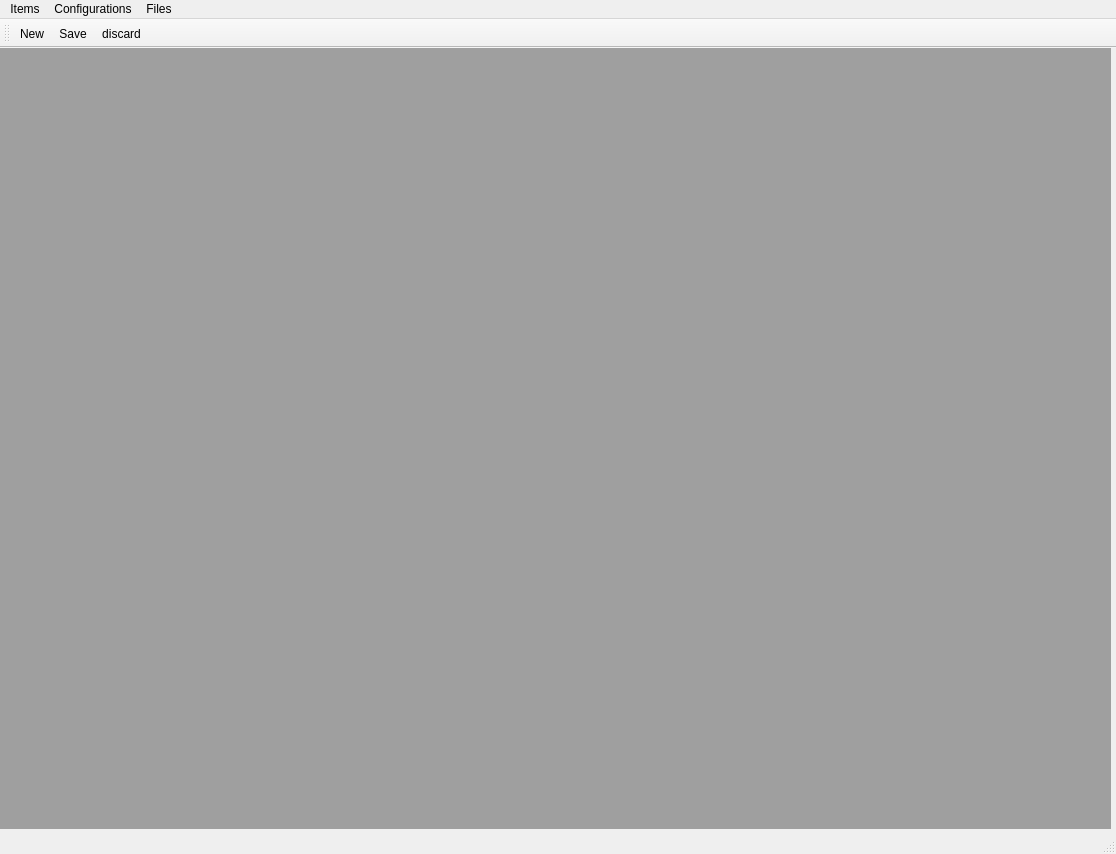
cdefaz08/WMS, file WMS_System/UI/MainWindow.ui: the form before one commit.
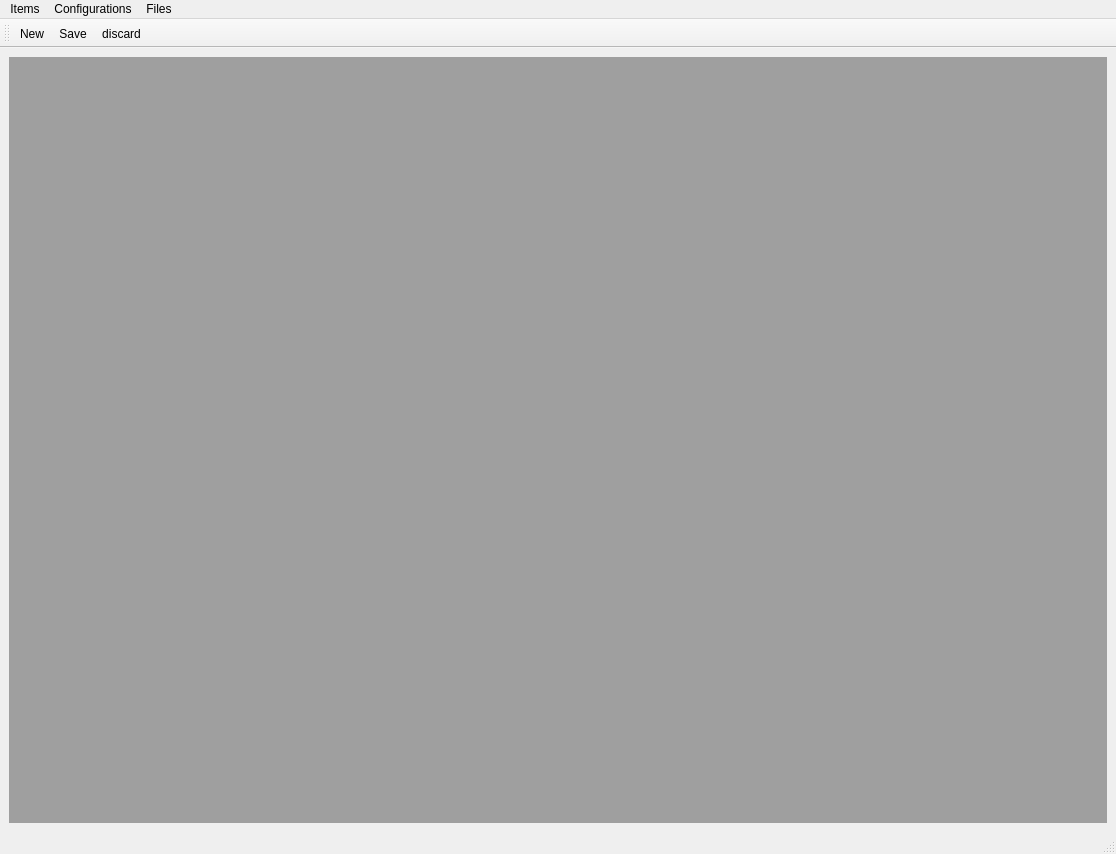
The form after the commit.

Commit message: Updated MDI Area

```diff
--- a/WMS_System/UI/MainWindow.ui
+++ b/WMS_System/UI/MainWindow.ui
@@ -14,16 +14,11 @@
    <string>MainWindow</string>
   </property>
   <widget class="QWidget" name="centralwidget">
-   <widget class="QMdiArea" name="mdiArea">
-    <property name="geometry">
-     <rect>
-      <x>0</x>
-      <y>0</y>
-      <width>1111</width>
-      <height>781</height>
-     </rect>
-    </property>
-   </widget>
+   <layout class="QGridLayout" name="gridLayout">
+    <item row="0" column="0">
+     <widget class="QMdiArea" name="mdiArea"/>
+    </item>
+   </layout>
   </widget>
   <widget class="QMenuBar" name="menubar">
    <property name="geometry">
```
The commit also changes 14 other files.
